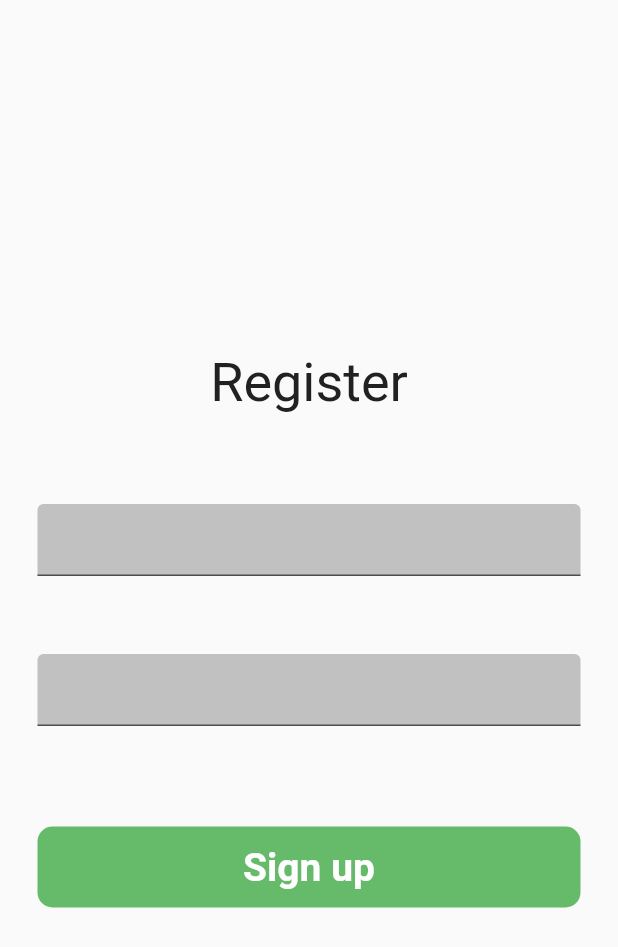
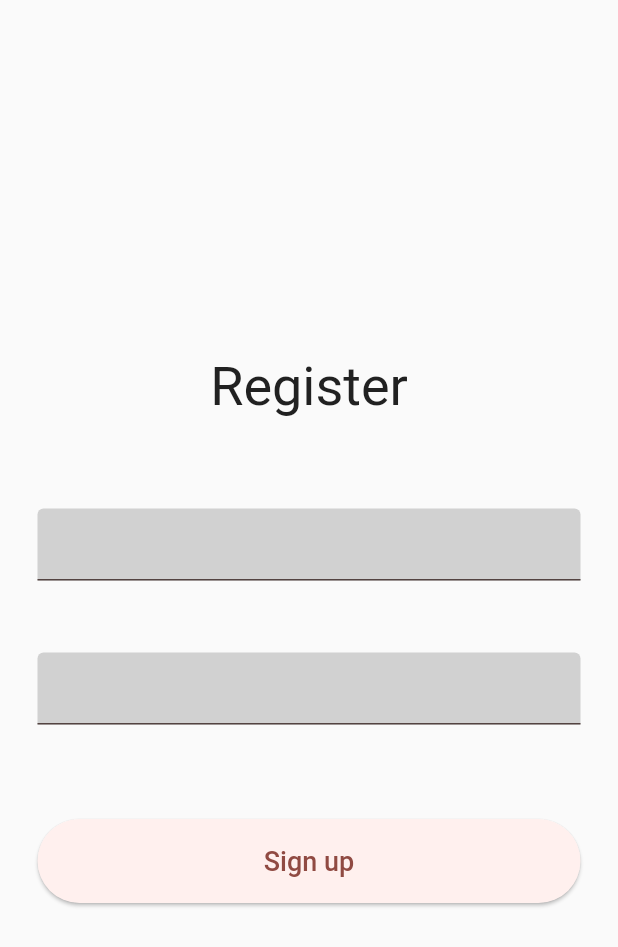
Before and after one commit to MuhammadSabah/Open-Vacancies, a Flutter app: the screen it shows after launch, on a phone screen of 412 x 824 dp. Shown: the top 947 px of the screen. Run offline on Flutter 3.47's test engine with Material 2 defaults, Android fonts, the phone set to English and light mode, and no system bars; our stand-ins replace firebase_auth, firebase_core; accounts and stored records are empty.

Commit message:
Adding material 3 design

```diff
--- a/lib/main.dart
+++ b/lib/main.dart
@@ -16,9 +16,16 @@ class MyApp extends StatelessWidget {
 
   @override
   Widget build(BuildContext context) {
-    return const MaterialApp(
+    return MaterialApp(
+      theme: ThemeData().copyWith(
+        useMaterial3: true,
+        colorScheme: ColorScheme.fromSeed(
+          seedColor: Colors.red,
+          brightness: Brightness.light,
+        ),
+      ),
       debugShowCheckedModeBanner: false,
-      home: RegisterScreenView(),
+      home: const RegisterScreenView(),
     );
   }
 }
--- a/lib/src/screens/register_screen_view.dart
+++ b/lib/src/screens/register_screen_view.dart
@@ -56,7 +56,7 @@ class _RegisterScreenView extends State<RegisterScreenView> {
                       decoration: const InputDecoration(
                         counterText: ' ',
                         filled: true,
-                        fillColor: Color.fromARGB(255, 193, 193, 193),
+                        fillColor: Color.fromARGB(255, 209, 209, 209),
                       )),
                   const SizedBox(
                     height: 30,
@@ -73,15 +73,19 @@ class _RegisterScreenView extends State<RegisterScreenView> {
                     decoration: const InputDecoration(
                       counterText: ' ',
                       filled: true,
-                      fillColor: Color.fromARGB(255, 193, 193, 193),
+                      fillColor: Color.fromARGB(255, 209, 209, 209),
                     ),
                   ),
                   const SizedBox(
                     height: 10,
                   ),
                   const SizedBox(height: 35),
-                  InkWell(
-                    onTap: () async {
+                  SizedBox(
+                    width: MediaQuery.of(context).size.width,
+                    height: 56,
+                    child: ElevatedButton(
+                      onPressed: () {
+                        () async {
                           final validForm = _formKey.currentState!.validate();
                           if (validForm) {
                             final _output = await AuthMethods().signUpUser(
@@ -96,7 +100,8 @@ class _RegisterScreenView extends State<RegisterScreenView> {
                                   ));
                             } else {
                               if (_output != null) {
-                            ScaffoldMessenger.of(context).showSnackBar(SnackBar(
+                                ScaffoldMessenger.of(context)
+                                    .showSnackBar(SnackBar(
                                   content: Text('$_output'),
                                   duration: const Duration(
                                     milliseconds: 2300,
@@ -106,23 +111,12 @@ class _RegisterScreenView extends State<RegisterScreenView> {
                               }
                             }
                           }
+                        };
                       },
-                    child: Ink(
-                      width: MediaQuery.of(context).size.width,
-                      padding: const EdgeInsets.all(12),
-                      decoration: BoxDecoration(
-                        borderRadius: const BorderRadius.all(
-                          Radius.circular(10),
-                        ),
-                        color: Colors.green.shade400,
-                      ),
                       child: const Text(
                         'Sign up',
-                        textAlign: TextAlign.center,
                         style: TextStyle(
-                          fontSize: 26,
-                          color: Colors.white,
-                          fontWeight: FontWeight.bold,
+                          fontSize: 18,
                         ),
                       ),
                     ),
```
Also changed, not shown: lib/src/screens/login_screen_view.dart (+13 -19 lines). Lines whose indentation alone changed are shown as unchanged.
